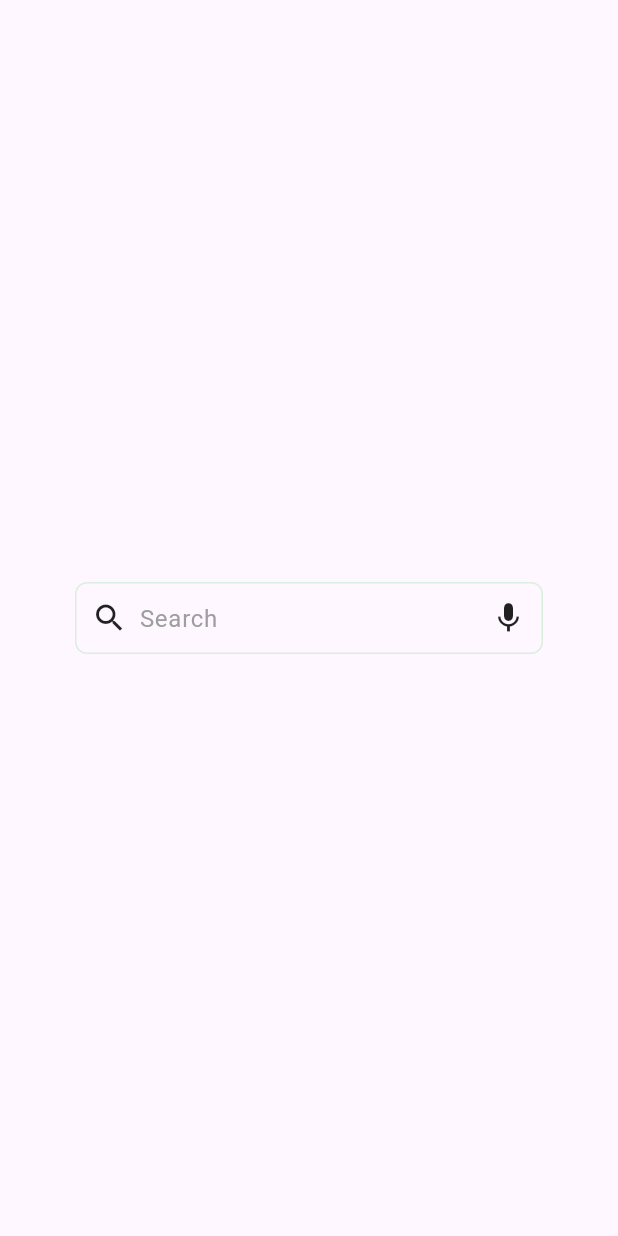
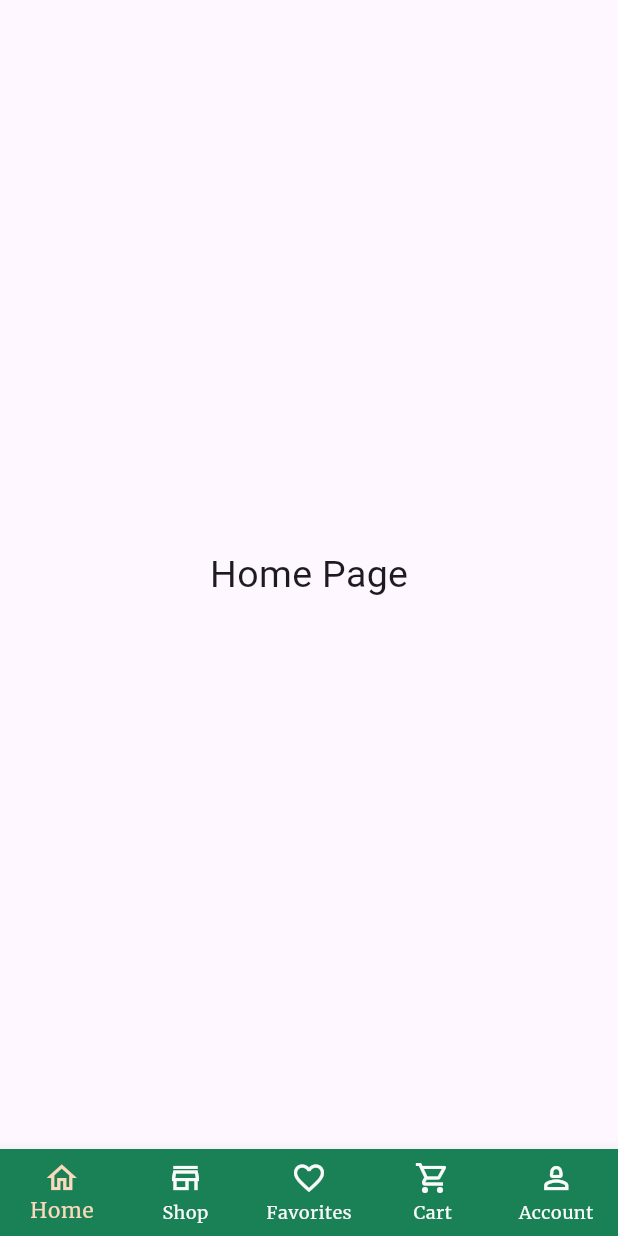
Before and after one commit to dzDev01/plant_store, a Flutter app: the screen it shows after launch, on a phone screen of 412 x 824 dp. Run offline on Flutter 3.47's test engine with Material 3 defaults, Android fonts, the phone set to English and light mode, and no system bars.

Commit message:
Finish Bottom Navigation in Main Screen

```diff
--- a/lib/app_routes.dart
+++ b/lib/app_routes.dart
@@ -1,5 +1,5 @@
 import 'package:flutter/material.dart';
-import 'package:plant_store/presentation/screens/home_screen.dart';
+import 'package:plant_store/presentation/screens/main_screen.dart';
 
 import 'constants/strings.dart';
 
@@ -9,9 +9,9 @@ class AppRoutes {
   Route? generateRoute(RouteSettings settings) {
     switch (settings.name) {
       // Route For Home Screen
-      case homeScreen:
+      case mainScreen:
         return MaterialPageRoute(
-          builder: (context) => HomeScreen(),
+          builder: (context) => MainScreen(),
         );
     }
   }
--- a/lib/constants/app_colors.dart
+++ b/lib/constants/app_colors.dart
@@ -5,7 +5,10 @@ class AppColors {
   static const Color appGreen300 = Color(0xff23C16B);
   static const Color appGreen500 = Color(0xff23C16B);
   static const Color appGreen700 = Color(0xff198155);
+  static const Color appYellow = Color(0xffFCD9BB);
   static const Color appBlack = Color(0xff000000);
   static const Color appWhite = Color(0xffFAFAFA);
   static const Color appGrey = Color(0xffF2F4F5);
+
+
 }
--- a/lib/constants/strings.dart
+++ b/lib/constants/strings.dart
@@ -1 +1 @@
-const homeScreen = "/"; // edit this route name later
+const mainScreen = "/"; // edit this route name later
--- /dev/null
+++ b/lib/presentation/screens/home_page.dart
@@ -0,0 +1,34 @@
+import 'package:flutter/material.dart';
+
+class HomePage extends StatefulWidget {
+  HomePage({Key? key}) : super(key: key);
+
+  @override
+  _HomePageState createState() {
+    return _HomePageState();
+  }
+}
+
+class _HomePageState extends State<HomePage> {
+  @override
+  void initState() {
+    super.initState();
+  }
+
+  @override
+  void dispose() {
+    super.dispose();
+  }
+
+  @override
+  Widget build(BuildContext context) {
+    // TODO: implement build
+    return Scaffold(
+      body: Center(
+          child: Text(
+        "Home Page",
+        style: TextStyle(fontSize: 25),
+      )),
+    );
+  }
+}
--- a/lib/presentation/screens/home_screen.dart
+++ /dev/null
@@ -1,44 +0,0 @@
-import 'package:flutter/material.dart';
-import 'package:plant_store/constants/app_colors.dart';
-import 'package:plant_store/presentation/widgets/app_button_widget.dart';
-import 'package:plant_store/presentation/widgets/app_input_field_widget.dart';
-
-class HomeScreen extends StatefulWidget {
-  HomeScreen({Key? key}) : super(key: key);
-
-  @override
-  _HomeScreenState createState() {
-    return _HomeScreenState();
-  }
-}
-
-class _HomeScreenState extends State<HomeScreen> {
-  final TextEditingController controller = TextEditingController();
-
-  @override
-  void initState() {
-    super.initState();
-  }
-
-  @override
-  void dispose() {
-    super.dispose();
-  }
-
-  @override
-  Widget build(BuildContext context) {
-    return Scaffold(
-      body: Padding(
-        padding: const EdgeInsets.all(50),
-        child: Center(
-          child: AppInputFieldWidget(
-            hint: "Search",
-            controller: controller,
-            leading: Icon(Icons.search),
-            action: Icon(Icons.mic),
-          ),
-        ),
-      ),
-    );
-  }
-}
--- /dev/null
+++ b/lib/presentation/screens/main_screen.dart
@@ -0,0 +1,94 @@
+import 'package:flutter/material.dart';
+import 'package:plant_store/constants/app_colors.dart';
+import 'package:plant_store/presentation/screens/Account_page.dart';
+import 'package:plant_store/presentation/screens/cart_page.dart';
+import 'package:plant_store/presentation/screens/favorites_page.dart';
+import 'package:plant_store/presentation/screens/home_page.dart';
+import 'package:plant_store/presentation/screens/shop_page.dart';
+
+class MainScreen extends StatefulWidget {
+  MainScreen({Key? key}) : super(key: key);
+
+  @override
+  _MainScreenState createState() {
+    return _MainScreenState();
+  }
+}
+
+class _MainScreenState extends State<MainScreen> {
+  int pageIndex = 0;
+  final List<Widget> pages = [
+    HomePage(),
+    ShopPage(),
+    FavoritesPage(),
+    CartPage(),
+    AccountPage(),
+  ];
+
+  @override
+  void initState() {
+    super.initState();
+  }
+
+  @override
+  void dispose() {
+    super.dispose();
+  }
+
+  @override
+  Widget build(BuildContext context) {
+    return Scaffold(
+      body: pages[pageIndex],
+      bottomNavigationBar: _buildBottomNavigationBar(),
+    );
+  }
+
+  BottomNavigationBar _buildBottomNavigationBar() {
+    return BottomNavigationBar(
+      type: BottomNavigationBarType.fixed,
+      backgroundColor: AppColors.appGreen700,
+      currentIndex: pageIndex,
+      onTap: (newPageIndex) {
+        setState(() {
+          pageIndex = newPageIndex;
+        });
+      },
+      selectedLabelStyle: const TextStyle(fontFamily: "MerriWeather"),
+      unselectedLabelStyle: const TextStyle(fontFamily: "MerriWeather"),
+      unselectedItemColor: AppColors.appWhite,
+      selectedItemColor: AppColors.appYellow,
+      items: const [
+        BottomNavigationBarItem(
+          label: "Home",
+          icon: Icon(
+            Icons.home_outlined,
+          ),
+        ),
+        BottomNavigationBarItem(
+          label: "Shop",
+          icon: Icon(
+            Icons.store_outlined,
+          ),
+        ),
+        BottomNavigationBarItem(
+          label: "Favorites",
+          icon: Icon(
+            Icons.favorite_outline,
+          ),
+        ),
+        BottomNavigationBarItem(
+          label: "Cart",
+          icon: Icon(
+            Icons.shopping_cart_outlined,
+          ),
+        ),
+        BottomNavigationBarItem(
+          label: "Account",
+          icon: Icon(
+            Icons.person_2_outlined,
+          ),
+        ),
+      ],
+    );
+  }
+}
--- a/lib/presentation/widgets/app_button_widget.dart
+++ b/lib/presentation/widgets/app_button_widget.dart
@@ -41,7 +41,7 @@ class AppButtonWidget extends StatelessWidget {
               style: TextStyle(
                 color: titleColor,
                 fontSize: 16,
-                fontWeight: FontWeight.bold,
+                fontFamily: "MerriWeather",
               ),
             ),
             const SizedBox(width: 10),
--- a/pubspec.yaml
+++ b/pubspec.yaml
@@ -76,6 +76,10 @@ flutter:
   # "family" key with the font family name, and a "fonts" key with a
   # list giving the asset and other descriptors for the font. For
   # example:
+  fonts:
+    - family: MerriWeather
+      fonts:
+        - asset: assets/fonts/Merriweather-Regular.ttf
   # fonts:
   #   - family: Schyler
   #     fonts:
```
Also changed, not shown: lib/presentation/screens/Account_page.dart (added, +34 -0 lines), lib/presentation/screens/cart_page.dart (added, +34 -0 lines), lib/presentation/screens/favorites_page.dart (added, +34 -0 lines), lib/presentation/screens/shop_page.dart (added, +34 -0 lines), assets/fonts/Merriweather-Regular.ttf (added).
